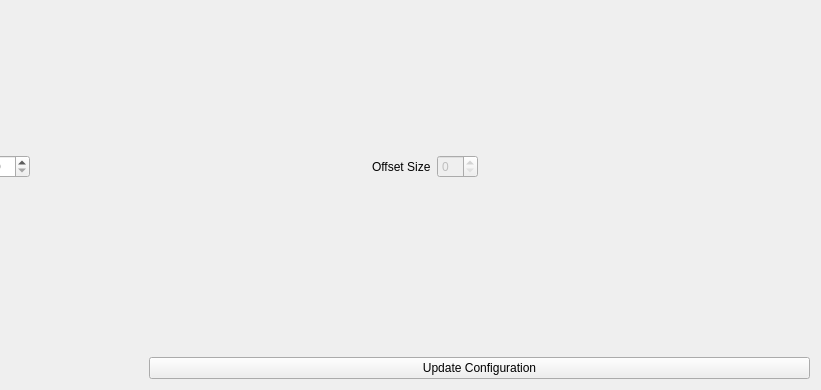
First picture: the form in pep9asm/cacheconfig.ui, repository StanWarford/pep9suite, before the edit; both pictures show x 522 to 1343 and y 0 to 390 of the 1343 by 390 pixel window.
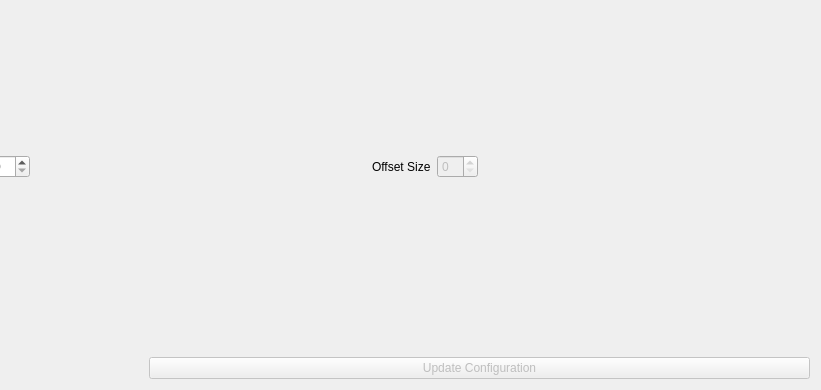
Second picture: the form after the edit.

Commit message: Disable cache config by default.

```diff
--- a/pep9asm/cacheconfig.ui
+++ b/pep9asm/cacheconfig.ui
@@ -18,6 +18,9 @@
     <layout class="QGridLayout" name="gridLayout">
      <item row="3" column="3" colspan="3">
       <widget class="QPushButton" name="updateButton">
+       <property name="enabled">
+        <bool>false</bool>
+       </property>
        <property name="text">
         <string>Update Configuration</string>
        </property>
```
The commit also changes 1 other file.
